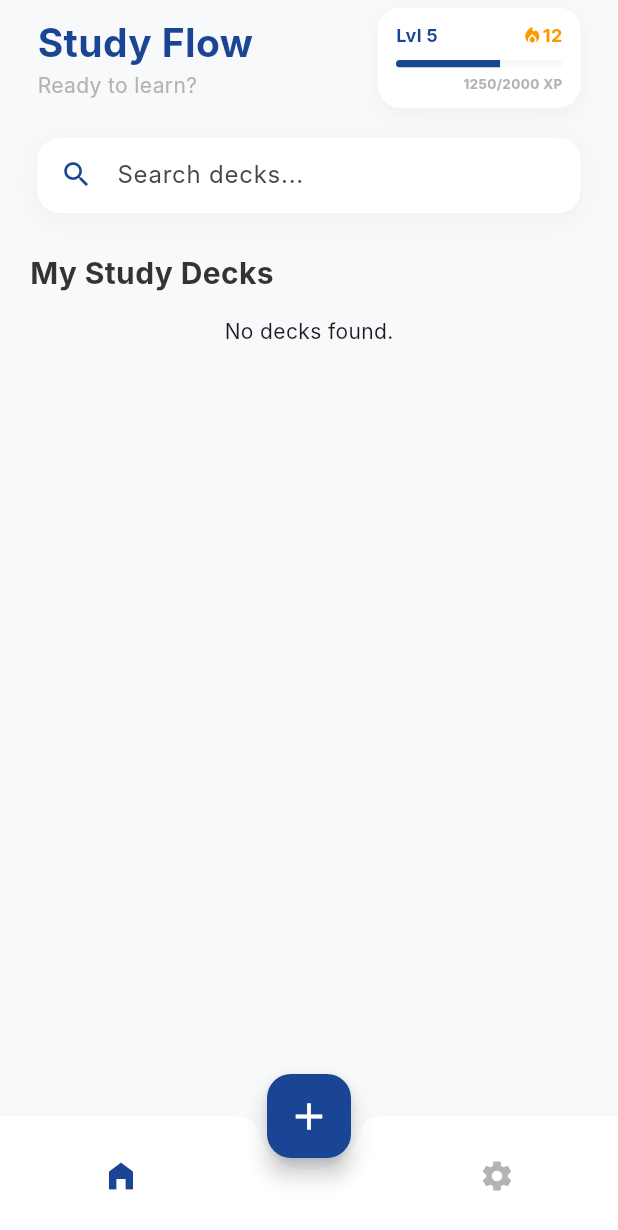
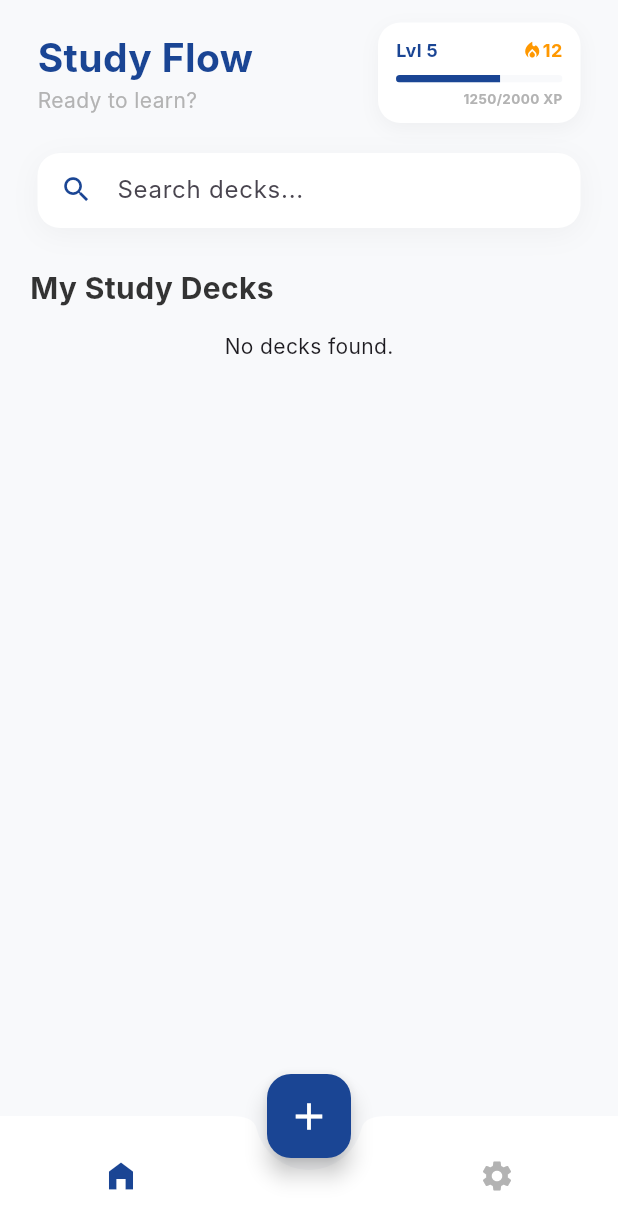
Before and after one commit to Kengpu/Flutter-Project, a Flutter app: the HomeScreen screen opened directly, on a phone screen of 412 x 824 dp. Shown: the top 1230 px of the screen. Run offline on Flutter 3.47's test engine with Material 3 defaults, Android fonts, the phone set to English and light mode, and no system bars; our stand-ins replace image_picker, shared_preferences; accounts and stored records are empty; Roboto replaces fonts that are missing (Inter).

Commit message:
to commit

```diff
--- a/lib/UI/screens/home/home_screen.dart
+++ b/lib/UI/screens/home/home_screen.dart
@@ -100,7 +100,7 @@ class _HomeScreenState extends State<HomeScreen> {
       backgroundColor: AppColors.scaffoldBg,
       body: Column(
         children: [
-          _buildHeader(), // Now contains Title, Level, and Search
+          _buildHeader(), // Updated with SafeArea
           Expanded(
             child: _isLoading
                 ? const Center(child: CircularProgressIndicator(color: AppColors.primaryNavy))
@@ -113,7 +113,7 @@ class _HomeScreenState extends State<HomeScreen> {
                       child: Column(
                         crossAxisAlignment: CrossAxisAlignment.start,
                         children: [
-                          const SizedBox(height: 20),
+                          const SizedBox(height: 10),
                           const Text("My Study Decks",
                             style: TextStyle(fontSize: 20, fontWeight: FontWeight.bold, color: AppColors.textDark)),
                           const SizedBox(height: 15),
@@ -143,12 +143,14 @@ class _HomeScreenState extends State<HomeScreen> {
     );
   }
 
-  // --- UPDATED HEADER (TITLE + LEVEL + SEARCH) ---
+  // --- HEADER WITH SAFE AREA (FIXES TOP OVERLAP) ---
   Widget _buildHeader() {
-    return Container(
-      padding: const EdgeInsets.fromLTRB(25, 5 , 25, 5),
+    return SafeArea(
+      bottom: false, // Ensures content starts below the status bar/notch
+      child: Container(
+        padding: const EdgeInsets.fromLTRB(25, 15, 25, 15),
         decoration: const BoxDecoration(
-        color: AppColors.scaffoldBg, // Keep it seamless with background
+          color: AppColors.scaffoldBg,
         ),
         child: Column(
           children: [
@@ -181,8 +183,9 @@ class _HomeScreenState extends State<HomeScreen> {
               ],
             ),
             const SizedBox(height: 20),
-          _buildSearchBox(), // Search is now inside the header area
+            _buildSearchBox(),
           ],
+        ),
       ),
     );
   }
@@ -190,7 +193,7 @@ class _HomeScreenState extends State<HomeScreen> {
   Widget _buildSearchBox() {
     return Container(
       padding: const EdgeInsets.symmetric(horizontal: 15),
-      height: 50, // Fixed height for a cleaner look
+      height: 50,
       decoration: BoxDecoration(
         color: AppColors.textPrimary,
         borderRadius: BorderRadius.circular(15),
```
Lines whose indentation alone changed are shown as unchanged.
